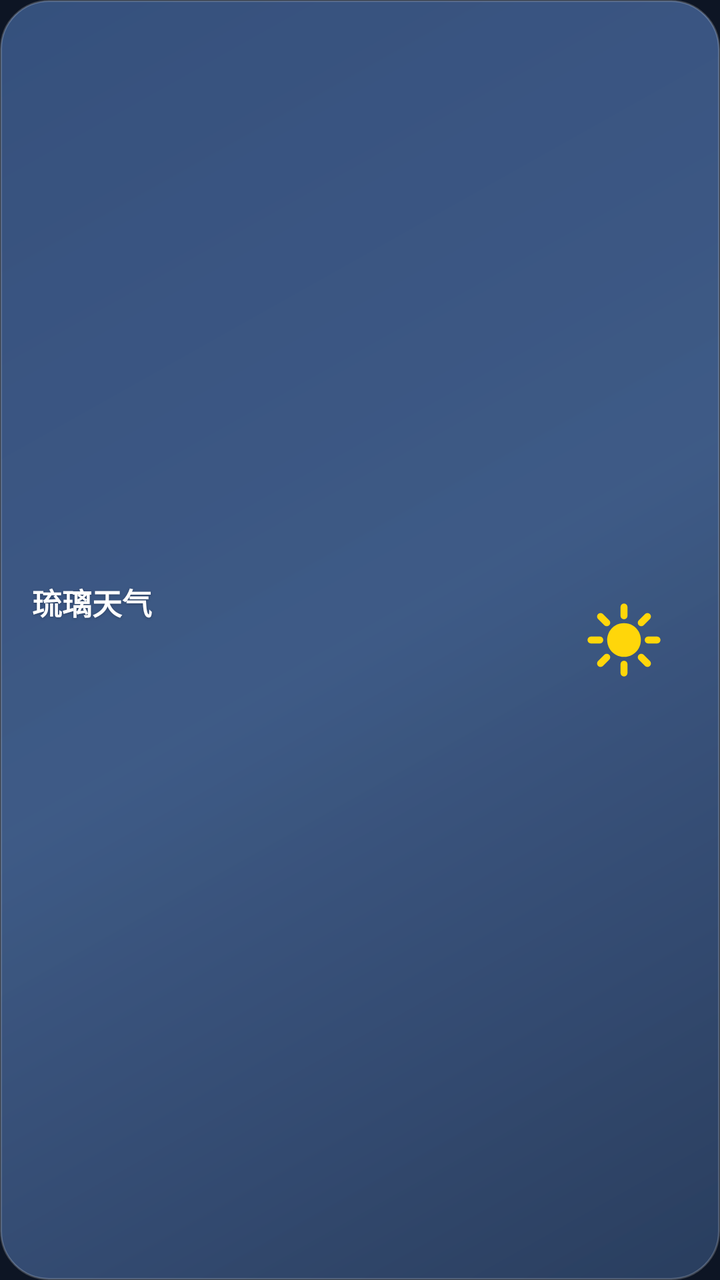
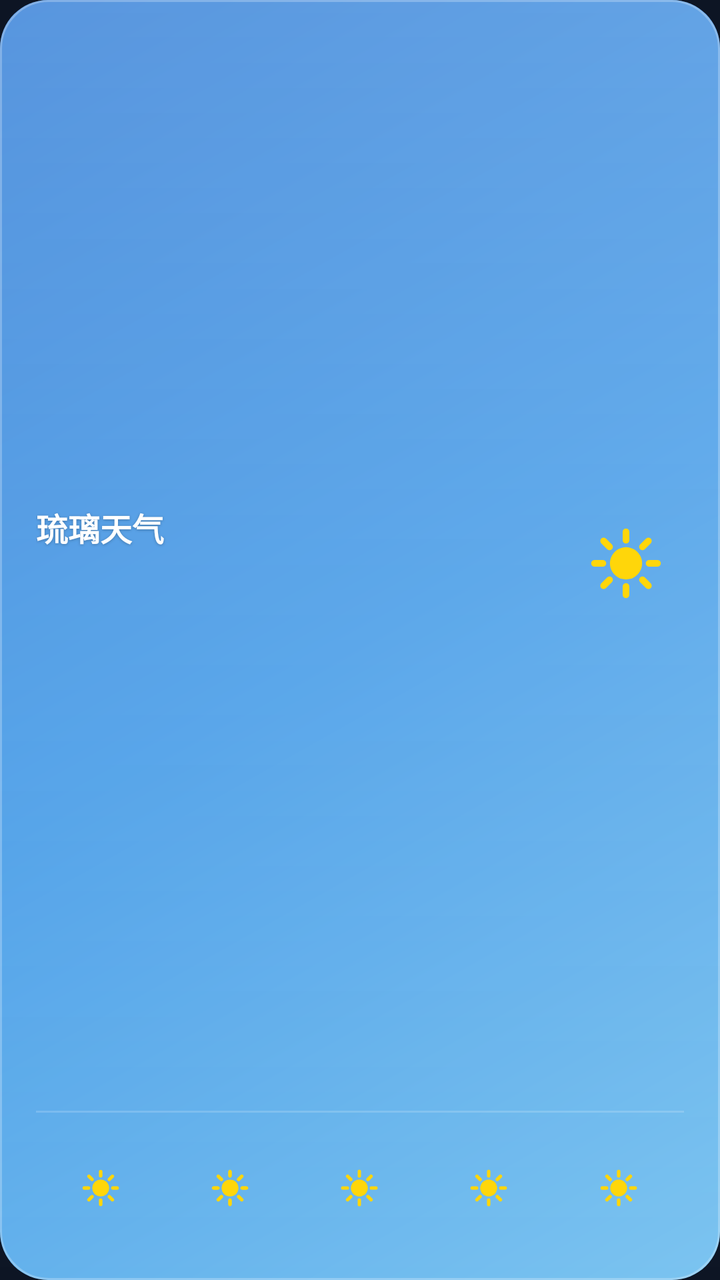

Compare the two renders of this Android layout. The source of the first and the diff that turns it into the second are given below.
<!-- AndroidManifest.xml: application theme Theme.LiquidWeather -->
<!-- res/layout/widget_weather_wide.xml -->
<?xml version="1.0" encoding="utf-8"?>
<FrameLayout xmlns:android="http://schemas.android.com/apk/res/android"
    android:id="@+id/widget_root"
    android:layout_width="match_parent"
    android:layout_height="match_parent"
    android:background="@drawable/widget_bg"
    android:padding="16dp">

    <LinearLayout
        android:layout_width="match_parent"
        android:layout_height="match_parent"
        android:orientation="horizontal">

        
        <LinearLayout
            android:layout_width="0dp"
            android:layout_height="match_parent"
            android:layout_weight="1"
            android:gravity="center_vertical"
            android:orientation="vertical">

            <TextView
                android:id="@+id/widget_city"
                android:layout_width="match_parent"
                android:layout_height="wrap_content"
                android:ellipsize="end"
                android:maxLines="1"
                android:shadowColor="#40000000"
                android:shadowDx="0"
                android:shadowDy="1"
                android:shadowRadius="3"
                android:text="@string/app_name"
                android:textColor="#FFFFFFFF"
                android:textSize="15sp"
                android:textStyle="bold" />

            <TextView
                android:id="@+id/widget_condition"
                android:layout_width="match_parent"
                android:layout_height="wrap_content"
                android:layout_marginTop="2dp"
                android:alpha="0.85"
                android:ellipsize="end"
                android:maxLines="1"
                android:textColor="#FFFFFFFF"
                android:textSize="13sp" />

            <TextView
                android:id="@+id/widget_range"
                android:layout_width="match_parent"
                android:layout_height="wrap_content"
                android:layout_marginTop="2dp"
                android:alpha="0.7"
                android:ellipsize="end"
                android:maxLines="1"
                android:textColor="#FFFFFFFF"
                android:textSize="12sp" />
        </LinearLayout>

        
        <LinearLayout
            android:layout_width="wrap_content"
            android:layout_height="match_parent"
            android:gravity="center_vertical|end"
            android:orientation="horizontal">

            <ImageView
                android:id="@+id/widget_icon"
                android:layout_width="44dp"
                android:layout_height="44dp"
                android:layout_marginEnd="10dp"
                android:contentDescription="@null"
                android:src="@drawable/ic_w_sunny" />

            <TextView
                android:id="@+id/widget_temp"
                android:layout_width="wrap_content"
                android:layout_height="wrap_content"
                android:fontFamily="sans-serif-light"
                android:shadowColor="#40000000"
                android:shadowDx="0"
                android:shadowDy="1"
                android:shadowRadius="4"
                android:textColor="#FFFFFFFF"
                android:textSize="46sp" />
        </LinearLayout>
    </LinearLayout>
</FrameLayout>
<!-- resources referenced by this layout -->
<resources>
  <!-- drawable ic_w_sunny (drawable) -->
  <?xml version="1.0" encoding="utf-8"?>
  <vector xmlns:android="http://schemas.android.com/apk/res/android"
      android:width="24dp"
      android:height="24dp"
      android:viewportWidth="24"
      android:viewportHeight="24">
      
      <path
          android:fillColor="#FFD60A"
          android:pathData="M12,7.4a4.6,4.6 0 1,0 0.01,0z" />
      <path
          android:strokeColor="#FFD60A"
          android:strokeWidth="1.9"
          android:strokeLineCap="round"
          android:pathData="M12,5.4V3M12,18.6V21M5.4,12H3M18.6,12H21M16.7,7.3L18.4,5.6M5.6,5.6L7.3,7.3M16.7,16.7L18.4,18.4M5.6,18.4L7.3,16.7" />
  </vector>
  <!-- drawable widget_bg (drawable) -->
  <?xml version="1.0" encoding="utf-8"?>
  <shape xmlns:android="http://schemas.android.com/apk/res/android">
      <corners android:radius="24dp" />
      <gradient
          android:angle="315"
          android:startColor="#D93C5A8C"
          android:centerColor="#CC4A6B9E"
          android:endColor="#D92E4468" />
      <stroke
          android:width="1dp"
          android:color="#33FFFFFF" />
  </shape>
  <string name="app_name">琉璃天气</string>
  <style name="Theme.LiquidWeather" parent="Theme.Material3.DayNight.NoActionBar">
          <item name="android:statusBarColor">@android:color/transparent</item>
          <item name="android:navigationBarColor">@android:color/transparent</item>
          <item name="android:windowLightStatusBar">false</item>
          <item name="android:windowBackground">@color/window_bg</item>
      </style>
  <color name="window_bg">#0D1524</color>
</resources>

<!-- the commit's change to res/layout/widget_weather_wide.xml (unified diff, before → after) -->
@@ -3,86 +3,281 @@
     android:id="@+id/widget_root"
     android:layout_width="match_parent"
     android:layout_height="match_parent"
-    android:background="@drawable/widget_bg"
-    android:padding="16dp">
+    android:background="@drawable/widget_bg_sunny"
+    android:paddingStart="18dp"
+    android:paddingTop="14dp"
+    android:paddingEnd="18dp"
+    android:paddingBottom="12dp">
 
     <LinearLayout
         android:layout_width="match_parent"
         android:layout_height="match_parent"
-        android:orientation="horizontal">
+        android:orientation="vertical">
 
         
         <LinearLayout
-            android:layout_width="0dp"
-            android:layout_height="match_parent"
+            android:layout_width="match_parent"
+            android:layout_height="0dp"
             android:layout_weight="1"
-            android:gravity="center_vertical"
-            android:orientation="vertical">
-
-            <TextView
-                android:id="@+id/widget_city"
-                android:layout_width="match_parent"
-                android:layout_height="wrap_content"
-                android:ellipsize="end"
-                android:maxLines="1"
-                android:shadowColor="#40000000"
-                android:shadowDx="0"
-                android:shadowDy="1"
-                android:shadowRadius="3"
-                android:text="@string/app_name"
-                android:textColor="#FFFFFFFF"
-                android:textSize="15sp"
-                android:textStyle="bold" />
-
-            <TextView
-                android:id="@+id/widget_condition"
-                android:layout_width="match_parent"
-                android:layout_height="wrap_content"
-                android:layout_marginTop="2dp"
-                android:alpha="0.85"
-                android:ellipsize="end"
-                android:maxLines="1"
-                android:textColor="#FFFFFFFF"
-                android:textSize="13sp" />
-
-            <TextView
-                android:id="@+id/widget_range"
-                android:layout_width="match_parent"
-                android:layout_height="wrap_content"
-                android:layout_marginTop="2dp"
-                android:alpha="0.7"
-                android:ellipsize="end"
-                android:maxLines="1"
-                android:textColor="#FFFFFFFF"
-                android:textSize="12sp" />
+            android:orientation="horizontal">
+
+            <LinearLayout
+                android:layout_width="0dp"
+                android:layout_height="match_parent"
+                android:layout_weight="1"
+                android:gravity="center_vertical"
+                android:orientation="vertical">
+
+                <TextView
+                    android:id="@+id/widget_city"
+                    android:layout_width="match_parent"
+                    android:layout_height="wrap_content"
+                    android:ellipsize="end"
+                    android:maxLines="1"
+                    android:shadowColor="#40000000"
+                    android:shadowDx="0"
+                    android:shadowDy="1"
+                    android:shadowRadius="3"
+                    android:text="@string/app_name"
+                    android:textColor="#FFFFFFFF"
+                    android:textSize="16sp"
+                    android:textStyle="bold" />
+
+                <TextView
+                    android:id="@+id/widget_condition"
+                    android:layout_width="match_parent"
+                    android:layout_height="wrap_content"
+                    android:layout_marginTop="1dp"
+                    android:alpha="0.88"
+                    android:ellipsize="end"
+                    android:maxLines="1"
+                    android:textColor="#FFFFFFFF"
+                    android:textSize="13sp" />
+
+                <TextView
+                    android:id="@+id/widget_range"
+                    android:layout_width="match_parent"
+                    android:layout_height="wrap_content"
+                    android:layout_marginTop="1dp"
+                    android:alpha="0.7"
+                    android:ellipsize="end"
+                    android:maxLines="1"
+                    android:textColor="#FFFFFFFF"
+                    android:textSize="12sp" />
+            </LinearLayout>
+
+            <LinearLayout
+                android:layout_width="wrap_content"
+                android:layout_height="match_parent"
+                android:gravity="center_vertical|end"
+                android:orientation="horizontal">
+
+                <ImageView
+                    android:id="@+id/widget_icon"
+                    android:layout_width="42dp"
+                    android:layout_height="42dp"
+                    android:layout_marginEnd="8dp"
+                    android:contentDescription="@null"
+                    android:src="@drawable/ic_w_sunny" />
+
+                <TextView
+                    android:id="@+id/widget_temp"
+                    android:layout_width="wrap_content"
+                    android:layout_height="wrap_content"
+                    android:fontFamily="sans-serif-light"
+                    android:shadowColor="#40000000"
+                    android:shadowDx="0"
+                    android:shadowDy="1"
+                    android:shadowRadius="4"
+                    android:textColor="#FFFFFFFF"
+                    android:textSize="46sp" />
+            </LinearLayout>
         </LinearLayout>
+
+        
+        <ImageView
+            android:layout_width="match_parent"
+            android:layout_height="1dp"
+            android:layout_marginTop="6dp"
+            android:layout_marginBottom="8dp"
+            android:background="#2BFFFFFF"
+            android:contentDescription="@null" />
 
         
         <LinearLayout
-            android:layout_width="wrap_content"
-            android:layout_height="match_parent"
-            android:gravity="center_vertical|end"
+            android:layout_width="match_parent"
+            android:layout_height="wrap_content"
             android:orientation="horizontal">
 
-            <ImageView
-                android:id="@+id/widget_icon"
-                android:layout_width="44dp"
-                android:layout_height="44dp"
-                android:layout_marginEnd="10dp"
-                android:contentDescription="@null"
-                android:src="@drawable/ic_w_sunny" />
-
-            <TextView
-                android:id="@+id/widget_temp"
-                android:layout_width="wrap_content"
-                android:layout_height="wrap_content"
-                android:fontFamily="sans-serif-light"
-                android:shadowColor="#40000000"
-                android:shadowDx="0"
-                android:shadowDy="1"
-                android:shadowRadius="4"
-                android:textColor="#FFFFFFFF"
-                android:textSize="46sp" />
+            <LinearLayout
+                android:id="@+id/hour_1"
+                android:layout_width="0dp"
+                android:layout_height="wrap_content"
+                android:layout_weight="1"
+                android:gravity="center_horizontal"
+                android:orientation="vertical">
+
+                <TextView
+                    android:id="@+id/hour_1_time"
+                    android:layout_width="wrap_content"
+                    android:layout_height="wrap_content"
+                    android:alpha="0.75"
+                    android:textColor="#FFFFFFFF"
+                    android:textSize="11sp" />
+
+                <ImageView
+                    android:id="@+id/hour_1_icon"
+                    android:layout_width="22dp"
+                    android:layout_height="22dp"
+                    android:layout_marginTop="4dp"
+                    android:contentDescription="@null"
+                    android:src="@drawable/ic_w_sunny" />
+
+                <TextView
+                    android:id="@+id/hour_1_temp"
+                    android:layout_width="wrap_content"
+                    android:layout_height="wrap_content"
+                    android:layout_marginTop="4dp"
+                    android:textColor="#FFFFFFFF"
+                    android:textSize="14sp"
+                    android:textStyle="bold" />
+            </LinearLayout>
+
+            <LinearLayout
+                android:id="@+id/hour_2"
+                android:layout_width="0dp"
+                android:layout_height="wrap_content"
+                android:layout_weight="1"
+                android:gravity="center_horizontal"
+                android:orientation="vertical">
+
+                <TextView
+                    android:id="@+id/hour_2_time"
+                    android:layout_width="wrap_content"
+                    android:layout_height="wrap_content"
+                    android:alpha="0.75"
+                    android:textColor="#FFFFFFFF"
+                    android:textSize="11sp" />
+
+                <ImageView
+                    android:id="@+id/hour_2_icon"
+                    android:layout_width="22dp"
+                    android:layout_height="22dp"
+                    android:layout_marginTop="4dp"
+                    android:contentDescription="@null"
+                    android:src="@drawable/ic_w_sunny" />
+
+                <TextView
+                    android:id="@+id/hour_2_temp"
+                    android:layout_width="wrap_content"
+                    android:layout_height="wrap_content"
+                    android:layout_marginTop="4dp"
+                    android:textColor="#FFFFFFFF"
+                    android:textSize="14sp"
+                    android:textStyle="bold" />
+            </LinearLayout>
+
+            <LinearLayout
+                android:id="@+id/hour_3"
+                android:layout_width="0dp"
+                android:layout_height="wrap_content"
+                android:layout_weight="1"
+                android:gravity="center_horizontal"
+                android:orientation="vertical">
+
+                <TextView
+                    android:id="@+id/hour_3_time"
+                    android:layout_width="wrap_content"
+                    android:layout_height="wrap_content"
+                    android:alpha="0.75"
+                    android:textColor="#FFFFFFFF"
+                    android:textSize="11sp" />
+
+                <ImageView
+                    android:id="@+id/hour_3_icon"
+                    android:layout_width="22dp"
+                    android:layout_height="22dp"
+                    android:layout_marginTop="4dp"
+                    android:contentDescription="@null"
+                    android:src="@drawable/ic_w_sunny" />
+
+                <TextView
+                    android:id="@+id/hour_3_temp"
+                    android:layout_width="wrap_content"
+                    android:layout_height="wrap_content"
+                    android:layout_marginTop="4dp"
+                    android:textColor="#FFFFFFFF"
+                    android:textSize="14sp"
+                    android:textStyle="bold" />
+            </LinearLayout>
+
+            <LinearLayout
+                android:id="@+id/hour_4"
+                android:layout_width="0dp"
+                android:layout_height="wrap_content"
+                android:layout_weight="1"
+                android:gravity="center_horizontal"
+                android:orientation="vertical">
+
+                <TextView
+                    android:id="@+id/hour_4_time"
+                    android:layout_width="wrap_content"
+                    android:layout_height="wrap_content"
+                    android:alpha="0.75"
+                    android:textColor="#FFFFFFFF"
+                    android:textSize="11sp" />
+
+                <ImageView
+                    android:id="@+id/hour_4_icon"
+                    android:layout_width="22dp"
+                    android:layout_height="22dp"
+                    android:layout_marginTop="4dp"
+                    android:contentDescription="@null"
+                    android:src="@drawable/ic_w_sunny" />
+
+                <TextView
+                    android:id="@+id/hour_4_temp"
+                    android:layout_width="wrap_content"
+                    android:layout_height="wrap_content"
+                    android:layout_marginTop="4dp"
+                    android:textColor="#FFFFFFFF"
+                    android:textSize="14sp"
+                    android:textStyle="bold" />
+            </LinearLayout>
+
+            <LinearLayout
+                android:id="@+id/hour_5"
+                android:layout_width="0dp"
+                android:layout_height="wrap_content"
+                android:layout_weight="1"
+                android:gravity="center_horizontal"
+                android:orientation="vertical">
+
+                <TextView
+                    android:id="@+id/hour_5_time"
+                    android:layout_width="wrap_content"
+                    android:layout_height="wrap_content"
+                    android:alpha="0.75"
+                    android:textColor="#FFFFFFFF"
+                    android:textSize="11sp" />
+
+                <ImageView
+                    android:id="@+id/hour_5_icon"
+                    android:layout_width="22dp"
+                    android:layout_height="22dp"
+                    android:layout_marginTop="4dp"
+                    android:contentDescription="@null"
+                    android:src="@drawable/ic_w_sunny" />
+
+                <TextView
+                    android:id="@+id/hour_5_temp"
+                    android:layout_width="wrap_content"
+                    android:layout_height="wrap_content"
+                    android:layout_marginTop="4dp"
+                    android:textColor="#FFFFFFFF"
+                    android:textSize="14sp"
+                    android:textStyle="bold" />
+            </LinearLayout>
         </LinearLayout>
     </LinearLayout>
 </FrameLayout>
<!-- resource entries referenced after the edit -->
@@ -17,19 +17,40 @@
           android:strokeLineCap="round"
           android:pathData="M12,5.4V3M12,18.6V21M5.4,12H3M18.6,12H21M16.7,7.3L18.4,5.6M5.6,5.6L7.3,7.3M16.7,16.7L18.4,18.4M5.6,18.4L7.3,16.7" />
   </vector>
-  <!-- drawable widget_bg (drawable) -->
+  <!-- drawable widget_bg_sunny (drawable) -->
   <?xml version="1.0" encoding="utf-8"?>
-  <shape xmlns:android="http://schemas.android.com/apk/res/android">
-      <corners android:radius="24dp" />
-      <gradient
-          android:angle="315"
-          android:startColor="#D93C5A8C"
-          android:centerColor="#CC4A6B9E"
-          android:endColor="#D92E4468" />
-      <stroke
-          android:width="1dp"
-          android:color="#33FFFFFF" />
-  </shape>
+  <layer-list xmlns:android="http://schemas.android.com/apk/res/android">
+      <item>
+          <shape>
+              <corners android:radius="24dp" />
+              <gradient
+                  android:angle="315"
+                  android:startColor="#FF2E7BD6"
+                  android:centerColor="#FF4A9EE8"
+                  android:endColor="#FF7BC4F0" />
+          </shape>
+      </item>
+      
+      <item android:gravity="top">
+          <shape>
+              <corners
+                  android:topLeftRadius="24dp"
+                  android:topRightRadius="24dp" />
+              <gradient
+                  android:angle="270"
+                  android:startColor="#33FFFFFF"
+                  android:endColor="#00FFFFFF" />
+          </shape>
+      </item>
+      <item>
+          <shape>
+              <corners android:radius="24dp" />
+              <stroke
+                  android:width="1dp"
+                  android:color="#40FFFFFF" />
+          </shape>
+      </item>
+  </layer-list>
   <string name="app_name">琉璃天气</string>
   <style name="Theme.LiquidWeather" parent="Theme.Material3.DayNight.NoActionBar">
           <item name="android:statusBarColor">@android:color/transparent</item>
